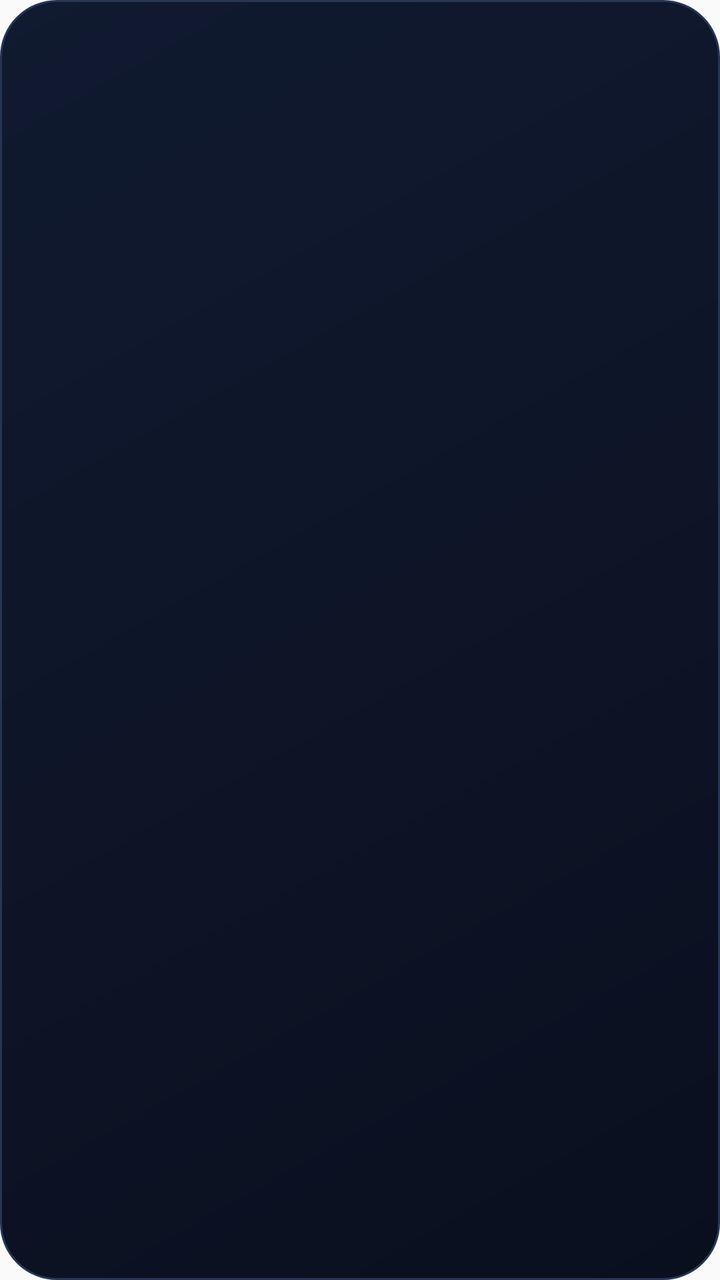
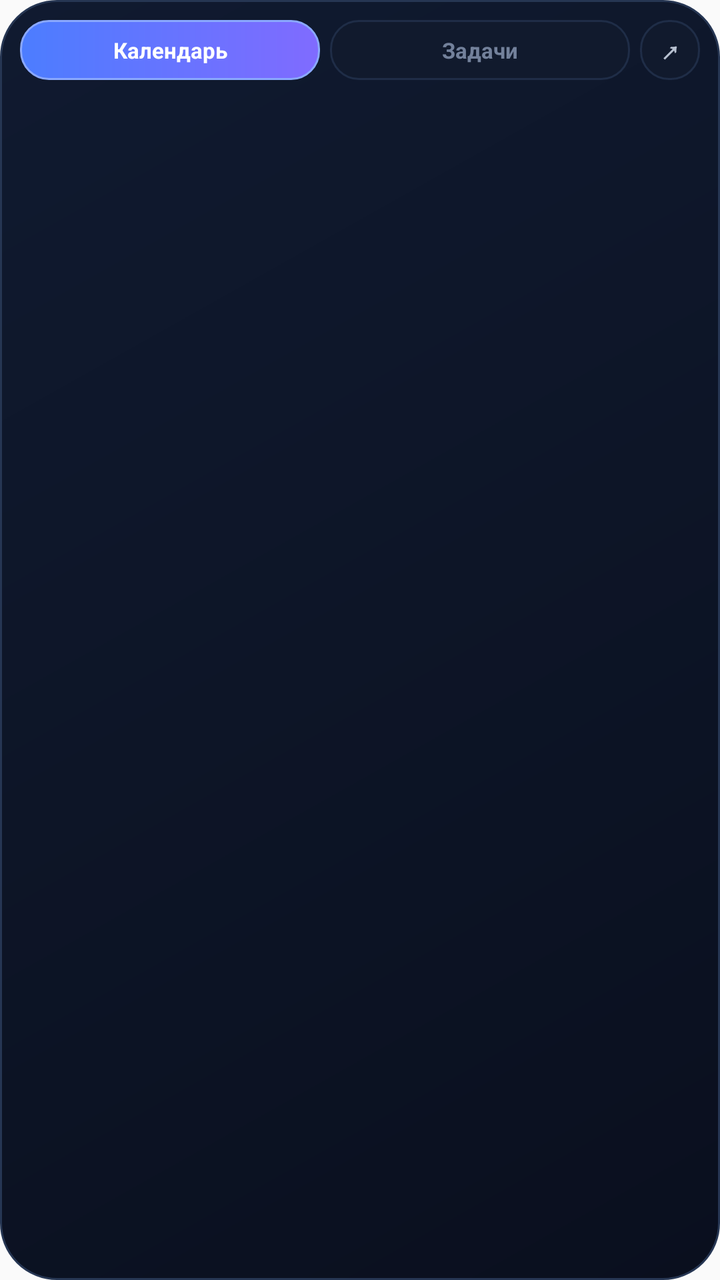

Before-and-after screenshots of an Android layout around one commit, followed by the original layout XML and the change that was made.
<!-- AndroidManifest.xml: application theme Theme.AppCompat.Light.NoActionBar -->
<!-- res/layout/widget_schedule_list.xml -->
<?xml version="1.0" encoding="utf-8"?>
<FrameLayout xmlns:android="http://schemas.android.com/apk/res/android"
    android:layout_width="match_parent"
    android:layout_height="match_parent"
    android:background="@drawable/widget_background"
    android:padding="10dp">

    <ListView
        android:id="@+id/widget_schedule_list"
        android:layout_width="match_parent"
        android:layout_height="match_parent"
        android:divider="@android:color/transparent"
        android:dividerHeight="0dp"
        android:footerDividersEnabled="false"
        android:headerDividersEnabled="false"
        android:scrollbars="none"
        android:overScrollMode="never"
        android:paddingStart="2dp"
        android:paddingEnd="2dp"
        android:clipToPadding="false" />

</FrameLayout>
<!-- resources referenced by this layout -->
<resources>
  <!-- drawable widget_background (drawable) -->
  <?xml version="1.0" encoding="utf-8"?>
  <shape xmlns:android="http://schemas.android.com/apk/res/android">
      <gradient
          android:angle="135"
          android:startColor="#0A0F1E"
          android:centerColor="#0D1527"
          android:endColor="#101A30" />
      <corners android:radius="28dp" />
      <stroke android:width="1dp" android:color="#263653" />
      <padding android:left="1dp" android:top="1dp" android:right="1dp" android:bottom="1dp" />
  </shape>
</resources>

<!-- the commit's change to res/layout/widget_schedule_list.xml (unified diff, before → after) -->
@@ -1,22 +1,89 @@
 <?xml version="1.0" encoding="utf-8"?>
-<FrameLayout xmlns:android="http://schemas.android.com/apk/res/android"
+<LinearLayout xmlns:android="http://schemas.android.com/apk/res/android"
     android:layout_width="match_parent"
     android:layout_height="match_parent"
+    android:orientation="vertical"
     android:background="@drawable/widget_background"
     android:padding="10dp">
 
-    <ListView
-        android:id="@+id/widget_schedule_list"
+    <LinearLayout
         android:layout_width="match_parent"
-        android:layout_height="match_parent"
-        android:divider="@android:color/transparent"
-        android:dividerHeight="0dp"
-        android:footerDividersEnabled="false"
-        android:headerDividersEnabled="false"
-        android:scrollbars="none"
-        android:overScrollMode="never"
-        android:paddingStart="2dp"
-        android:paddingEnd="2dp"
-        android:clipToPadding="false" />
+        android:layout_height="30dp"
+        android:layout_marginBottom="6dp"
+        android:orientation="horizontal"
+        android:gravity="center_vertical">
 
-</FrameLayout>
+        <TextView
+            android:id="@+id/widget_list_tab_calendar"
+            android:layout_width="0dp"
+            android:layout_height="match_parent"
+            android:layout_weight="1"
+            android:gravity="center"
+            android:text="Календарь"
+            android:textSize="11sp"
+            android:textStyle="bold"
+            android:textColor="#FFFFFF"
+            android:maxLines="1"
+            android:ellipsize="end"
+            android:background="@drawable/widget_tab_selected" />
+
+        <TextView
+            android:id="@+id/widget_list_tab_tasks"
+            android:layout_width="0dp"
+            android:layout_height="match_parent"
+            android:layout_weight="1"
+            android:layout_marginStart="5dp"
+            android:gravity="center"
+            android:text="Задачи"
+            android:textSize="11sp"
+            android:textStyle="bold"
+            android:textColor="#73819B"
+            android:maxLines="1"
+            android:ellipsize="end"
+            android:background="@drawable/widget_tab" />
+
+        <TextView
+            android:id="@+id/widget_list_open"
+            android:layout_width="30dp"
+            android:layout_height="match_parent"
+            android:layout_marginStart="5dp"
+            android:gravity="center"
+            android:text="↗"
+            android:textSize="14sp"
+            android:textStyle="bold"
+            android:textColor="#B8C1D1"
+            android:background="@drawable/widget_tab" />
+    </LinearLayout>
+
+    <FrameLayout
+        android:layout_width="match_parent"
+        android:layout_height="0dp"
+        android:layout_weight="1">
+
+        <ListView
+            android:id="@+id/widget_schedule_list"
+            android:layout_width="match_parent"
+            android:layout_height="match_parent"
+            android:divider="@android:color/transparent"
+            android:dividerHeight="0dp"
+            android:footerDividersEnabled="false"
+            android:headerDividersEnabled="false"
+            android:scrollbars="none"
+            android:overScrollMode="never"
+            android:paddingStart="2dp"
+            android:paddingEnd="2dp"
+            android:clipToPadding="false" />
+
+        <TextView
+            android:id="@+id/widget_list_empty"
+            android:layout_width="match_parent"
+            android:layout_height="match_parent"
+            android:gravity="center"
+            android:padding="12dp"
+            android:text="Задач нет"
+            android:textSize="13sp"
+            android:textColor="#B8C1D1"
+            android:visibility="gone" />
+    </FrameLayout>
+
+</LinearLayout>
<!-- resource entries referenced after the edit -->
@@ -12,5 +12,22 @@
       <stroke android:width="1dp" android:color="#263653" />
       <padding android:left="1dp" android:top="1dp" android:right="1dp" android:bottom="1dp" />
   </shape>
+  <!-- drawable widget_tab (drawable) -->
+  <?xml version="1.0" encoding="utf-8"?>
+  <shape xmlns:android="http://schemas.android.com/apk/res/android">
+      <solid android:color="#111A2D" />
+      <corners android:radius="14dp" />
+      <stroke android:width="1dp" android:color="#1F2D47" />
+  </shape>
+  <!-- drawable widget_tab_selected (drawable) -->
+  <?xml version="1.0" encoding="utf-8"?>
+  <shape xmlns:android="http://schemas.android.com/apk/res/android">
+      <gradient
+          android:angle="0"
+          android:startColor="#4C7DFF"
+          android:endColor="#806BFF" />
+      <corners android:radius="14dp" />
+      <stroke android:width="1dp" android:color="#8AA8FF" />
+  </shape>
 </resources>
 
